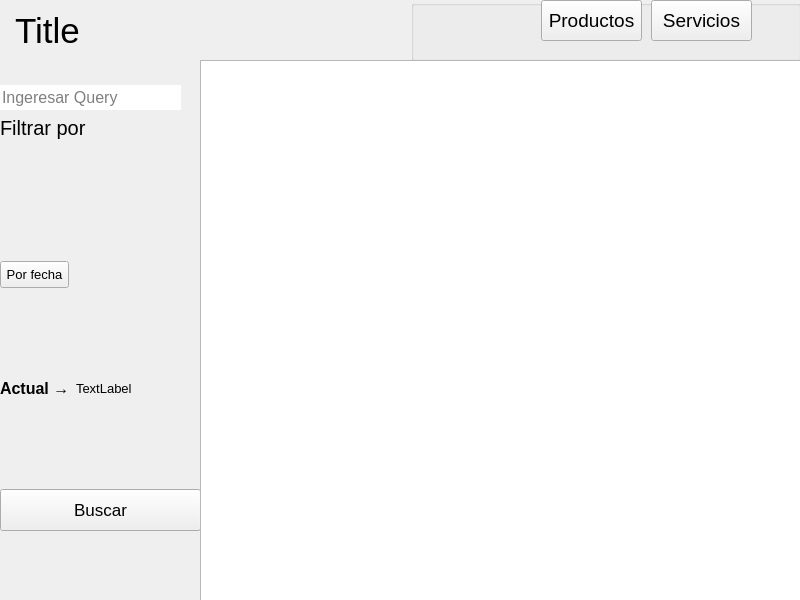
Before: the Qt Designer form GUI/sub_ventanas/ui/reportes/plantillaDesigner.ui in C-Sebastian-M/GLAM_MAKEUP_STORE, drawn with Qt 5.
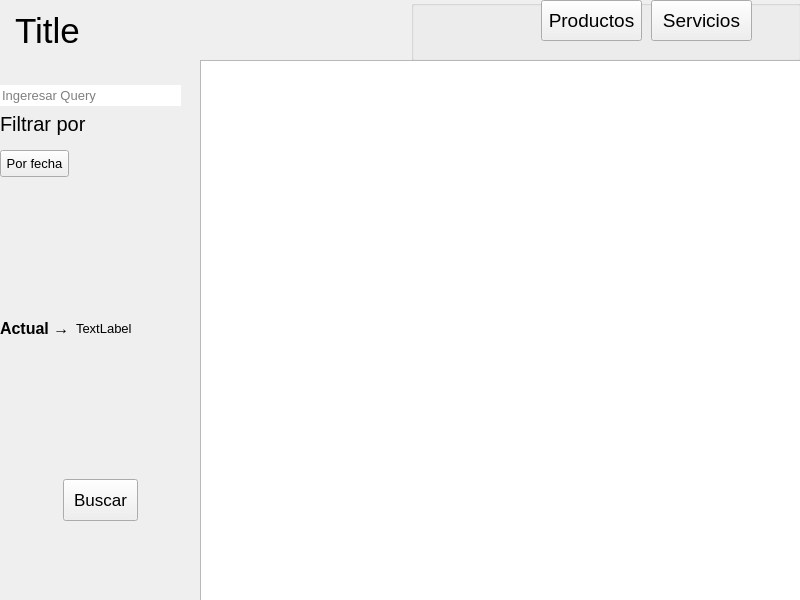
After: the same form once the commit is applied. Icons and pictures are not drawn.

Patch:
```diff
--- a/GUI/sub_ventanas/ui/reportes/plantillaDesigner.ui
+++ b/GUI/sub_ventanas/ui/reportes/plantillaDesigner.ui
@@ -114,6 +114,9 @@
     <property name="rightMargin">
      <number>0</number>
     </property>
+    <property name="bottomMargin">
+     <number>10</number>
+    </property>
     <item>
      <layout class="QHBoxLayout" name="inputLayout" stretch="0,0">
       <property name="spacing">
@@ -139,7 +142,7 @@
         <property name="font">
          <font>
           <family>Arial</family>
-          <pointsize>12</pointsize>
+          <pointsize>10</pointsize>
          </font>
         </property>
         <property name="text">
@@ -164,7 +167,7 @@
         <property name="maximumSize">
          <size>
           <width>15</width>
-          <height>15</height>
+          <height>13</height>
          </size>
         </property>
         <property name="baseSize">
@@ -235,12 +238,18 @@
        <property name="spacing">
         <number>0</number>
        </property>
+       <property name="sizeConstraint">
+        <enum>QLayout::SetMaximumSize</enum>
+       </property>
        <property name="leftMargin">
         <number>0</number>
        </property>
        <property name="topMargin">
         <number>1</number>
        </property>
+       <property name="rightMargin">
+        <number>0</number>
+       </property>
        <property name="bottomMargin">
         <number>1</number>
        </property>
@@ -349,12 +358,14 @@
      </spacer>
     </item>
     <item>
-     <widget class="QPushButton" name="filtroBtn">
+     <layout class="QHBoxLayout" name="horizontalLayout">
+      <item>
+       <widget class="QPushButton" name="buscarBtn">
       <property name="enabled">
        <bool>true</bool>
       </property>
       <property name="sizePolicy">
-       <sizepolicy hsizetype="Expanding" vsizetype="Fixed">
+         <sizepolicy hsizetype="Fixed" vsizetype="Fixed">
         <horstretch>0</horstretch>
         <verstretch>0</verstretch>
        </sizepolicy>
@@ -365,6 +376,12 @@
         <pointsize>13</pointsize>
        </font>
       </property>
+        <property name="acceptDrops">
+         <bool>false</bool>
+        </property>
+        <property name="layoutDirection">
+         <enum>Qt::LeftToRight</enum>
+        </property>
       <property name="autoFillBackground">
        <bool>false</bool>
       </property>
@@ -375,6 +392,8 @@
        <string>Buscar</string>
       </property>
      </widget>
+      </item>
+     </layout>
     </item>
     <item>
      <spacer name="verticalSpacer">
```
Lines whose indentation alone changed are shown as unchanged.
